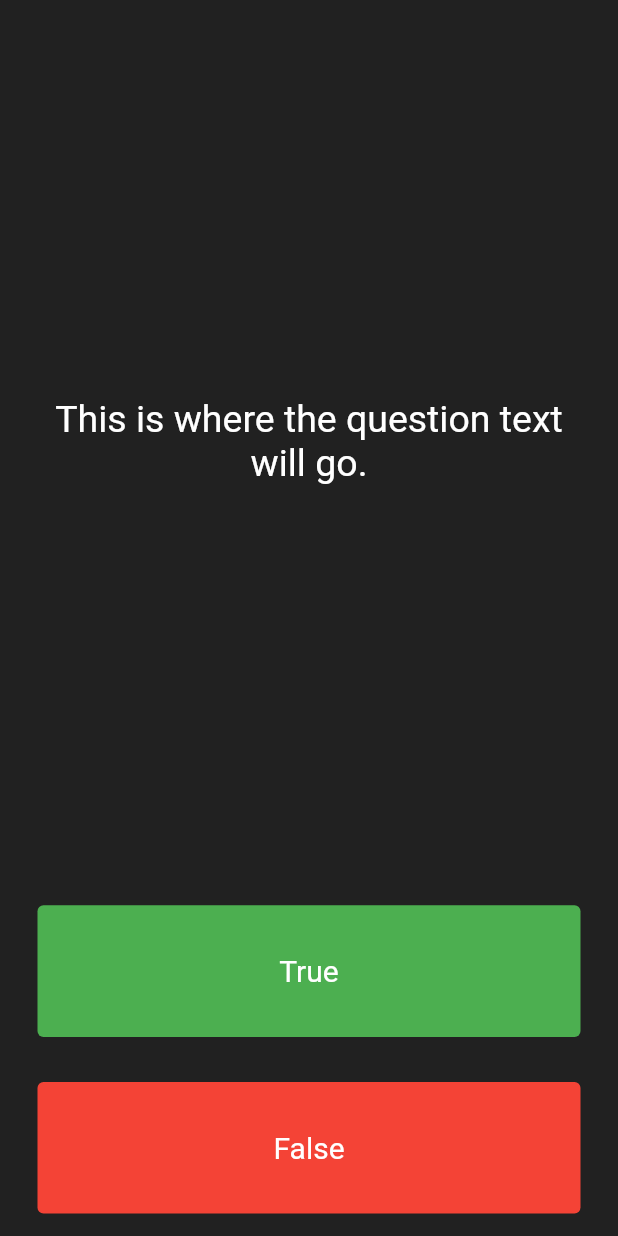
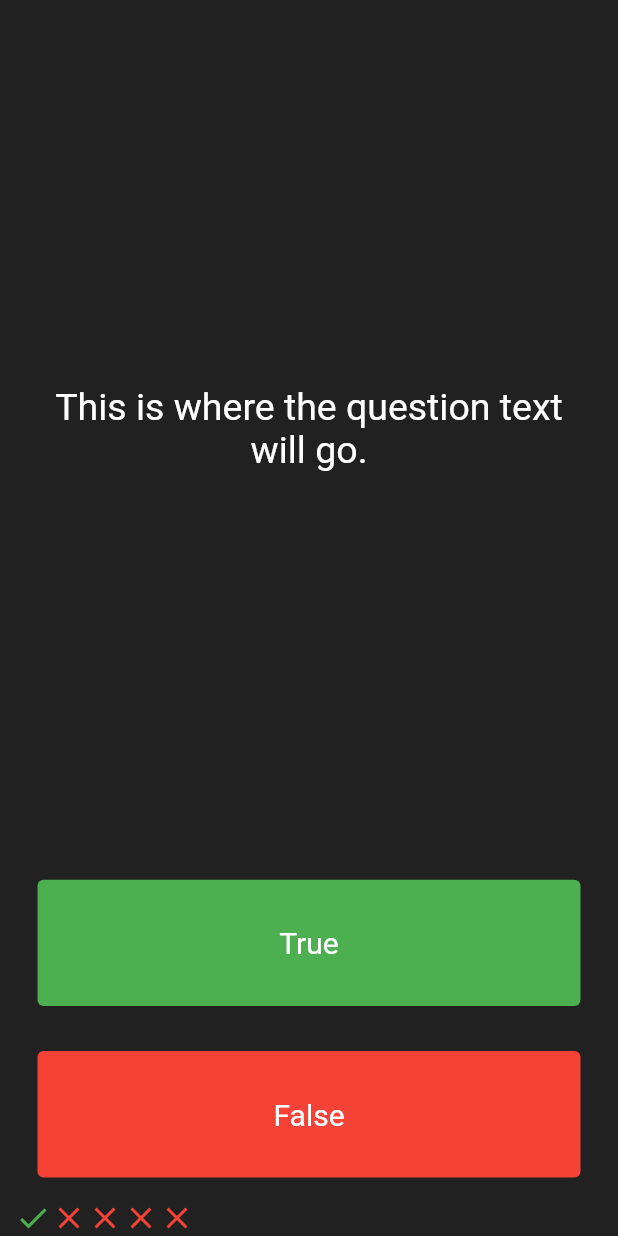
Before and after one commit to jinhlee19/flutter-playground, a Flutter app: the screen it shows after launch, on a phone screen of 412 x 824 dp. Run offline on Flutter 3.47's test engine with Material 2 defaults, Android fonts, the light colour scheme and no system bars; our stand-ins replace audioplayers.

Commit message:
Quizzler - Score Keeper 1

```diff
--- a/quizzler/lib/main.dart
+++ b/quizzler/lib/main.dart
@@ -79,7 +79,30 @@ class _QuizPageState extends State<QuizPage> {
             ),
           ),
         ),
-        //TODO: Add a Row here as your score keeper
+        Row(
+          children: const <Widget>[
+            Icon(
+              Icons.check,
+              color: Colors.green,
+            ),
+            Icon(
+              Icons.close,
+              color: Colors.red,
+            ),
+            Icon(
+              Icons.close,
+              color: Colors.red,
+            ),
+            Icon(
+              Icons.close,
+              color: Colors.red,
+            ),
+            Icon(
+              Icons.close,
+              color: Colors.red,
+            ),
+          ],
+        )
       ],
     );
   }
```
